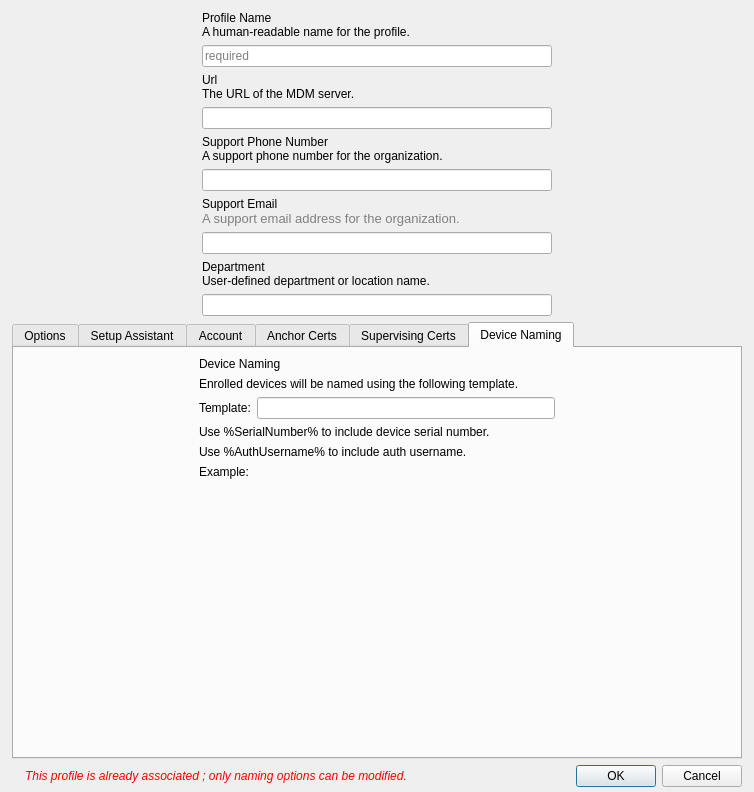
First picture: the form in FWAdminLib/dep/DepProfileDlg.ui, repository fw-dev/translations, before the edit.
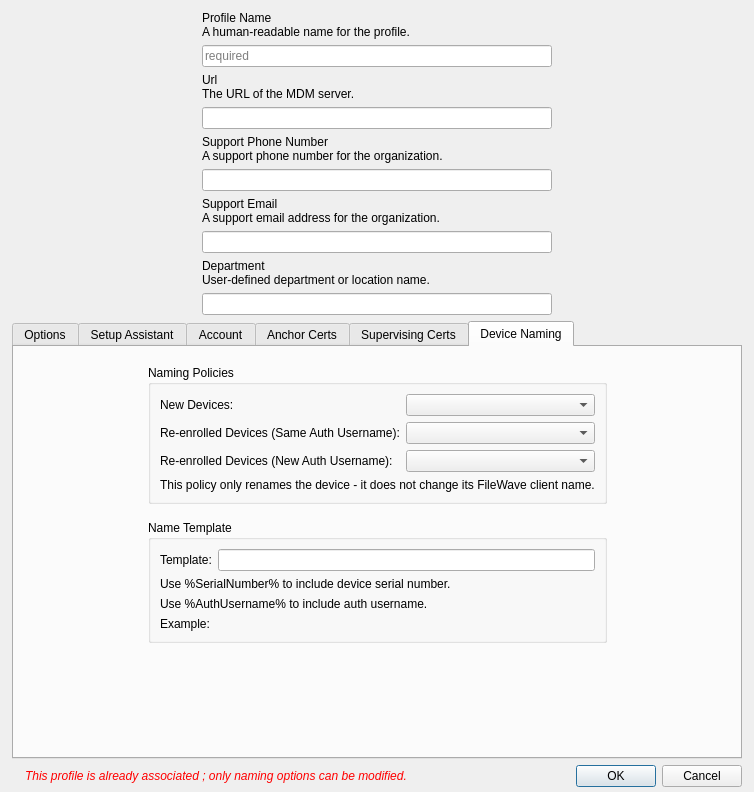
Second picture: the form after the edit. The open tabs and pages were chosen to show the change. Icons and pictures are not drawn. Custom widgets are drawn as their Qt base class.

```diff
--- a/FWAdminLib/dep/DepProfileDlg.ui
+++ b/FWAdminLib/dep/DepProfileDlg.ui
@@ -225,103 +225,7 @@
             </widget>
            </item>
            <item>
-            <widget class="QLabel" name="iTipEmail">
-             <property name="palette">
-              <palette>
-               <active>
-                <colorrole role="WindowText">
-                 <brush brushstyle="SolidPattern">
-                  <color alpha="255">
-                   <red>128</red>
-                   <green>128</green>
-                   <blue>128</blue>
-                  </color>
-                 </brush>
-                </colorrole>
-                <colorrole role="Text">
-                 <brush brushstyle="SolidPattern">
-                  <color alpha="255">
-                   <red>128</red>
-                   <green>128</green>
-                   <blue>128</blue>
-                  </color>
-                 </brush>
-                </colorrole>
-                <colorrole role="ButtonText">
-                 <brush brushstyle="SolidPattern">
-                  <color alpha="255">
-                   <red>128</red>
-                   <green>128</green>
-                   <blue>128</blue>
-                  </color>
-                 </brush>
-                </colorrole>
-               </active>
-               <inactive>
-                <colorrole role="WindowText">
-                 <brush brushstyle="SolidPattern">
-                  <color alpha="255">
-                   <red>128</red>
-                   <green>128</green>
-                   <blue>128</blue>
-                  </color>
-                 </brush>
-                </colorrole>
-                <colorrole role="Text">
-                 <brush brushstyle="SolidPattern">
-                  <color alpha="255">
-                   <red>128</red>
-                   <green>128</green>
-                   <blue>128</blue>
-                  </color>
-                 </brush>
-                </colorrole>
-                <colorrole role="ButtonText">
-                 <brush brushstyle="SolidPattern">
-                  <color alpha="255">
-                   <red>128</red>
-                   <green>128</green>
-                   <blue>128</blue>
-                  </color>
-                 </brush>
-                </colorrole>
-               </inactive>
-               <disabled>
-                <colorrole role="WindowText">
-                 <brush brushstyle="SolidPattern">
-                  <color alpha="255">
-                   <red>127</red>
-                   <green>127</green>
-                   <blue>127</blue>
-                  </color>
-                 </brush>
-                </colorrole>
-                <colorrole role="Text">
-                 <brush brushstyle="SolidPattern">
-                  <color alpha="255">
-                   <red>127</red>
-                   <green>127</green>
-                   <blue>127</blue>
-                  </color>
-                 </brush>
-                </colorrole>
-                <colorrole role="ButtonText">
-                 <brush brushstyle="SolidPattern">
-                  <color alpha="255">
-                   <red>148</red>
-                   <green>148</green>
-                   <blue>148</blue>
-                  </color>
-                 </brush>
-                </colorrole>
-               </disabled>
-              </palette>
-             </property>
-             <property name="font">
-              <font>
-               <pointsize>10</pointsize>
-              </font>
-             </property>
+            <widget class="QLabel" name="lTipEmail">
              <property name="text">
               <string>A support email address for the organization.</string>
              </property>
@@ -1530,18 +1434,15 @@
          <property name="orientation">
           <enum>Qt::Horizontal</enum>
          </property>
-         <property name="sizeType">
-          <enum>QSizePolicy::MinimumExpanding</enum>
-         </property>
          <property name="sizeHint" stdset="0">
           <size>
-           <width>30</width>
+           <width>143</width>
            <height>20</height>
           </size>
          </property>
         </spacer>
        </item>
-       <item alignment="Qt::AlignHCenter|Qt::AlignTop">
+       <item>
         <widget class="QWidget" name="widget_12" native="true">
          <property name="sizePolicy">
           <sizepolicy hsizetype="Preferred" vsizetype="Preferred">
@@ -1549,97 +1450,160 @@
            <verstretch>0</verstretch>
           </sizepolicy>
          </property>
-         <property name="maximumSize">
-          <size>
-           <width>383</width>
-           <height>383</height>
-          </size>
-         </property>
-         <layout class="QVBoxLayout" name="verticalLayout_17" stretch="0,0,0,0,0,0,1">
-          <property name="leftMargin">
-           <number>0</number>
-          </property>
-          <property name="topMargin">
-           <number>0</number>
-          </property>
-          <property name="rightMargin">
-           <number>0</number>
-          </property>
-          <property name="bottomMargin">
-           <number>0</number>
-          </property>
+         <layout class="QVBoxLayout" name="verticalLayout_25">
           <item>
-           <widget class="QLabel" name="label_15">
-            <property name="text">
-             <string>Device Naming</string>
+           <widget class="QGroupBox" name="policiesGroup">
+            <property name="title">
+             <string>Naming Policies</string>
             </property>
+            <layout class="QFormLayout" name="formLayout_2">
+             <property name="fieldGrowthPolicy">
+              <enum>QFormLayout::ExpandingFieldsGrow</enum>
+             </property>
+             <item row="0" column="0">
+              <widget class="QLabel" name="label_4">
+               <property name="text">
+                <string>New Devices:</string>
+               </property>
+              </widget>
+             </item>
+             <item row="0" column="1">
+              <widget class="QComboBox" name="namingPolicyNewDevices">
+               <property name="sizePolicy">
+                <sizepolicy hsizetype="Expanding" vsizetype="Fixed">
+                 <horstretch>0</horstretch>
+                 <verstretch>0</verstretch>
+                </sizepolicy>
+               </property>
+              </widget>
+             </item>
+             <item row="1" column="0">
+              <widget class="QLabel" name="label_5">
+               <property name="text">
+                <string>Re-enrolled Devices (Same Auth Username):</string>
+               </property>
+              </widget>
+             </item>
+             <item row="1" column="1">
+              <widget class="QComboBox" name="npExistingDevicesSameUser">
+               <property name="sizePolicy">
+                <sizepolicy hsizetype="Expanding" vsizetype="Fixed">
+                 <horstretch>0</horstretch>
+                 <verstretch>0</verstretch>
+                </sizepolicy>
+               </property>
+              </widget>
+             </item>
+             <item row="2" column="0">
+              <widget class="QLabel" name="label_6">
+               <property name="text">
+                <string>Re-enrolled Devices (New Auth Username):</string>
+               </property>
+              </widget>
+             </item>
+             <item row="2" column="1">
+              <widget class="QComboBox" name="npExistingDevicesNewUser">
+               <property name="sizePolicy">
+                <sizepolicy hsizetype="Expanding" vsizetype="Fixed">
+                 <horstretch>0</horstretch>
+                 <verstretch>0</verstretch>
+                </sizepolicy>
+               </property>
+              </widget>
+             </item>
+             <item row="3" column="0" colspan="2">
+              <widget class="QLabel" name="lTipRenameInfo">
+               <property name="text">
+                <string>This policy only renames the device - it does not change its FileWave client name.</string>
+               </property>
+              </widget>
+             </item>
+            </layout>
            </widget>
           </item>
           <item>
-           <widget class="QLabel" name="lTipNaming">
-            <property name="text">
-             <string>Enrolled devices will be named using the following template.</string>
+           <spacer name="verticalSpacer_14">
+            <property name="orientation">
+             <enum>Qt::Vertical</enum>
             </property>
-           </widget>
-          </item>
-          <item>
-           <layout class="QHBoxLayout" name="horizontalLayout_10">
-            <item>
-             <widget class="QLabel" name="labelTemplate">
-              <property name="text">
-               <string>Template:</string>
-              </property>
-             </widget>
-            </item>
-            <item>
-             <widget class="QLineEdit" name="lineEditNamingTemplate"/>
-            </item>
-           </layout>
-          </item>
-          <item>
-           <widget class="QLabel" name="lTipNaming_2">
-            <property name="text">
-             <string>Use %SerialNumber% to include device serial number.</string>
+            <property name="sizeType">
+             <enum>QSizePolicy::Fixed</enum>
             </property>
-           </widget>
+            <property name="sizeHint" stdset="0">
+             <size>
+              <width>20</width>
+              <height>10</height>
+             </size>
+            </property>
+           </spacer>
           </item>
           <item>
-           <widget class="QLabel" name="lTipNaming_3">
-            <property name="text">
-             <string>Use %AuthUsername% to include auth username.</string>
+           <widget class="QGroupBox" name="templateGroup">
+            <property name="title">
+             <string>Name Template</string>
             </property>
+            <layout class="QVBoxLayout" name="verticalLayout_17">
+             <item>
+              <layout class="QHBoxLayout" name="horizontalLayout_10">
+               <item>
+                <widget class="QLabel" name="labelTemplate">
+                 <property name="text">
+                  <string>Template:</string>
+                 </property>
+                </widget>
+               </item>
+               <item>
+                <widget class="QLineEdit" name="lineEditNamingTemplate"/>
+               </item>
+              </layout>
+             </item>
+             <item>
+              <widget class="QLabel" name="lTipNaming_2">
+               <property name="text">
+                <string>Use %SerialNumber% to include device serial number.</string>
+               </property>
+              </widget>
+             </item>
+             <item>
+              <widget class="QLabel" name="lTipNaming_3">
+               <property name="text">
+                <string>Use %AuthUsername% to include auth username.</string>
+               </property>
+              </widget>
+             </item>
+             <item>
+              <layout class="QHBoxLayout" name="horizontalLayout_11">
+               <item>
+                <widget class="QLabel" name="label_16">
+                 <property name="text">
+                  <string>Example:</string>
+                 </property>
+                 <property name="alignment">
+                  <set>Qt::AlignLeading|Qt::AlignLeft|Qt::AlignTop</set>
+                 </property>
+                </widget>
+               </item>
+               <item>
+                <widget class="QLabel" name="namingExample">
+                 <property name="minimumSize">
+                  <size>
+                   <width>300</width>
+                   <height>0</height>
+                  </size>
+                 </property>
+                 <property name="text">
+                  <string/>
+                 </property>
+                 <property name="wordWrap">
+                  <bool>true</bool>
+                 </property>
+                </widget>
+               </item>
+              </layout>
+             </item>
+            </layout>
            </widget>
           </item>
-          <item>
-           <layout class="QHBoxLayout" name="horizontalLayout_11">
-            <item>
-             <widget class="QLabel" name="label_16">
-              <property name="text">
-               <string>Example:</string>
-              </property>
-              <property name="alignment">
-               <set>Qt::AlignLeading|Qt::AlignLeft|Qt::AlignTop</set>
-              </property>
-             </widget>
-            </item>
-            <item>
-             <widget class="QLabel" name="namingExample">
-              <property name="minimumSize">
-               <size>
-                <width>300</width>
-                <height>0</height>
-               </size>
-              </property>
-              <property name="text">
-               <string/>
-              </property>
-              <property name="wordWrap">
-               <bool>true</bool>
-              </property>
-             </widget>
-            </item>
-           </layout>
-          </item>
           <item>
            <spacer name="verticalSpacer_9">
             <property name="orientation">
@@ -1661,12 +1625,9 @@
          <property name="orientation">
           <enum>Qt::Horizontal</enum>
          </property>
-         <property name="sizeType">
-          <enum>QSizePolicy::MinimumExpanding</enum>
-         </property>
          <property name="sizeHint" stdset="0">
           <size>
-           <width>30</width>
+           <width>142</width>
            <height>20</height>
           </size>
          </property>
```
Left out of the diff: 267 changed lines with no effect on the pictures.
